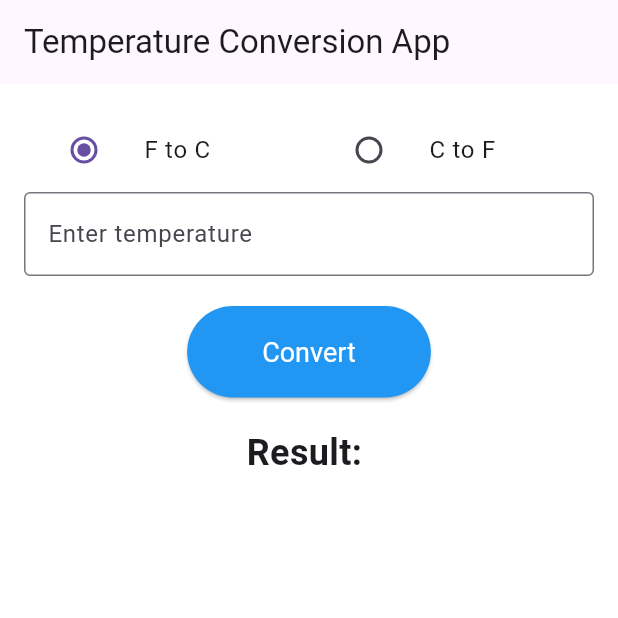
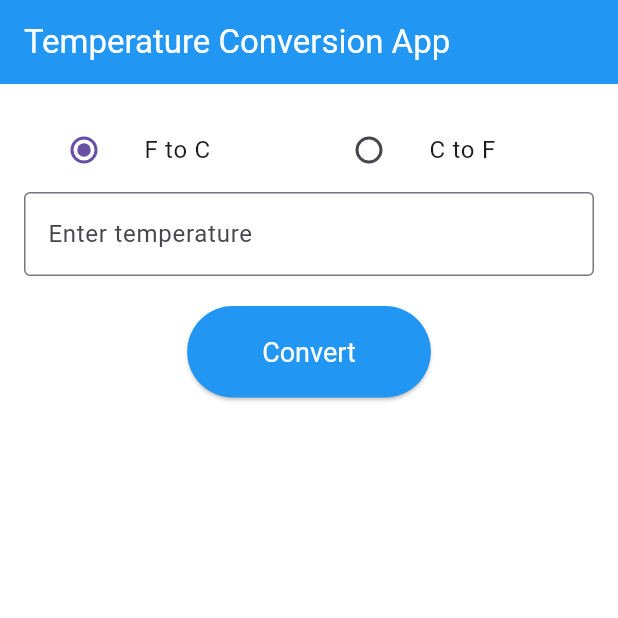
Before and after one commit to uwasejeannine/temperature_conversion_app, a Flutter app: the screen it shows after launch, on a phone screen of 412 x 824 dp, the top half of it. Run offline on Flutter 3.47's test engine with Material 3 defaults, Android fonts, the phone set to English and light mode, and no system bars.

Commit message:
styled the app adding the white color

```diff
--- a/lib/main.dart
+++ b/lib/main.dart
@@ -10,6 +10,9 @@ class TemperatureConversionApp extends StatelessWidget {
     return MaterialApp(
       theme: ThemeData(
         primarySwatch: Colors.blue,
+        appBarTheme: AppBarTheme(
+          foregroundColor: Colors.white,
+        ),
       ),
       home: TemperatureConversionHomePage(),
     );
@@ -53,6 +56,7 @@ class _TemperatureConversionHomePageState
     return Scaffold(
       appBar: AppBar(
         title: Text('Temperature Conversion App'),
+        backgroundColor: Colors.blue,
       ),
       body: Container(
         color: Colors.white,
@@ -111,12 +115,8 @@ class _TemperatureConversionHomePageState
               ),
             ),
             SizedBox(height: 20),
-            Text(
-              'Result: $_result',
-              style: TextStyle(fontSize: 24, fontWeight: FontWeight.bold),
-            ),
-            SizedBox(height: 20),
             Expanded(
+              child: Container(
                 child: ListView.builder(
                   itemCount: _history.length,
                   itemBuilder: (context, index) {
@@ -132,6 +132,7 @@ class _TemperatureConversionHomePageState
                   },
                 ),
               ),
+            ),
           ],
         ),
       ),
```
Lines whose indentation alone changed are shown as unchanged.
